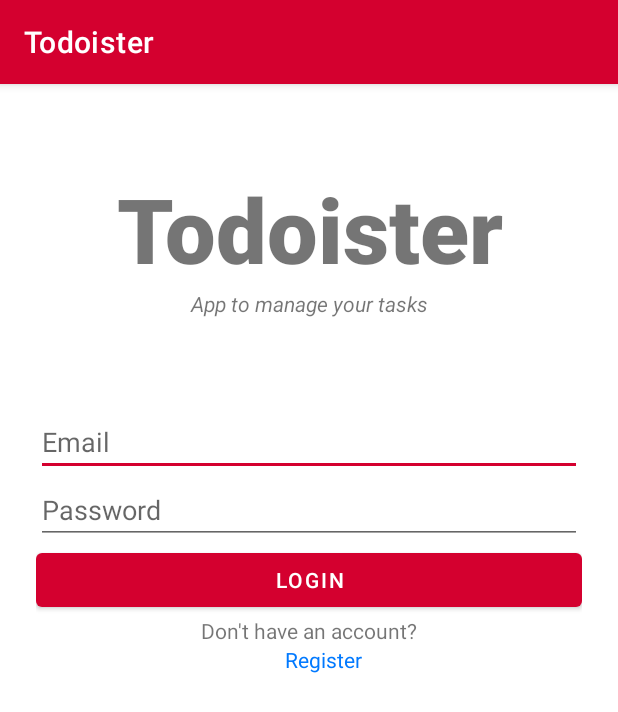
After one commit to Rafae11o/Todoister, an Android app: the LoginActivity screen opened directly, with no data from a screen before it, on a phone screen of 412 x 824 dp. The commit adds this screen. Shown: the top 712 px of the screen. Run offline under Robolectric (Android 15) with nearby library versions, the phone set to English and light mode, and no system bars; our stand-ins replace Firebase (no records; nobody signed in at launch, a user with empty details on screens opened directly).

Commit message:
Created login process

```diff
--- /dev/null
+++ b/app/src/main/java/com/rafael/todoister/LoginActivity.java
@@ -0,0 +1,106 @@
+package com.rafael.todoister;
+
+import android.annotation.SuppressLint;
+import android.content.Intent;
+import android.os.Bundle;
+import android.util.Patterns;
+import android.view.View;
+import android.widget.Button;
+import android.widget.EditText;
+import android.widget.ProgressBar;
+import android.widget.TextView;
+import android.widget.Toast;
+
+import androidx.appcompat.app.AppCompatActivity;
+
+import com.google.firebase.auth.FirebaseAuth;
+
+public class LoginActivity extends AppCompatActivity implements View.OnClickListener {
+
+    private EditText emailEditText;
+    private EditText passwordEditText;
+
+    private ProgressBar progressBar;
+
+    private FirebaseAuth mAuth;
+
+    @Override
+    protected void onCreate(Bundle savedInstanceState) {
+        super.onCreate(savedInstanceState);
+        setContentView(R.layout.activity_login);
+
+        mAuth = FirebaseAuth.getInstance();
+
+        Button loginBtn = (Button) findViewById(R.id.loginBtn);
+        loginBtn.setOnClickListener(this);
+
+        TextView registerTextView = (TextView) findViewById(R.id.go_to_register);
+        registerTextView.setOnClickListener(this);
+
+        emailEditText = (EditText) findViewById(R.id.email);
+        passwordEditText = (EditText) findViewById(R.id.password);
+
+        progressBar = (ProgressBar) findViewById(R.id.loading_indicator);
+
+    }
+
+    @SuppressLint("NonConstantResourceId")
+    @Override
+    public void onClick(View view) {
+        switch (view.getId()) {
+            case R.id.go_to_register:
+                startActivity(new Intent(this, RegistrationActivity.class));
+                break;
+            case R.id.loginBtn:
+                login();
+                break;
+        }
+    }
+
+    private void login(){
+        String email = emailEditText.getText().toString().trim();
+        String password = passwordEditText.getText().toString().trim();
+
+        if(email.isEmpty()) {
+            emailEditText.setError("Email is required");
+            emailEditText.requestFocus();
+            return;
+        }
+
+        if(password.isEmpty()) {
+            passwordEditText.setError("Password is required");
+            passwordEditText.requestFocus();
+            return;
+        }
+
+        if(!Patterns.EMAIL_ADDRESS.matcher(email).matches()) {
+            emailEditText.setError("Please provide valid email");
+            emailEditText.requestFocus();
+            return;
+        }
+
+        if(password.length() < 6) {
+            passwordEditText.setError("Min password length should be 6 characters!");
+            passwordEditText.requestFocus();
+            return;
+        }
+
+        progressBar.setVisibility(View.VISIBLE);
+        passwordEditText.setEnabled(false);
+        emailEditText.setEnabled(false);
+
+        System.out.println(email);
+        System.out.println(password);
+
+        mAuth.signInWithEmailAndPassword(email, password).addOnCompleteListener(task -> {
+            if(task.isSuccessful()) {
+                startActivity(new Intent(this, MainActivity.class));
+            } else {
+                Toast.makeText(LoginActivity.this, "Failed to login ", Toast.LENGTH_LONG).show();
+            }
+            progressBar.setVisibility(View.GONE);
+            passwordEditText.setEnabled(true);
+            emailEditText.setEnabled(true);
+        });
+    }
+}
--- /dev/null
+++ b/app/src/main/res/layout/activity_login.xml
@@ -0,0 +1,83 @@
+<?xml version="1.0" encoding="utf-8"?>
+<androidx.constraintlayout.widget.ConstraintLayout xmlns:android="http://schemas.android.com/apk/res/android"
+    android:layout_width="match_parent"
+    android:layout_height="match_parent">
+
+    <RelativeLayout
+        android:layout_width="match_parent"
+        android:layout_height="match_parent">
+
+        <LinearLayout
+            android:layout_width="match_parent"
+            android:layout_height="match_parent"
+            android:orientation="vertical"
+            android:paddingLeft="24dp"
+            android:paddingRight="24dp"
+            android:paddingTop="56dp">
+
+            <TextView
+                android:layout_width="match_parent"
+                android:layout_height="wrap_content"
+                android:text="@string/app_name"
+                android:textSize="60sp"
+                android:textAlignment="center"
+                android:textStyle="bold"
+                android:fontFamily="sans-serif-black"/>
+
+            <TextView
+                android:layout_width="match_parent"
+                android:layout_height="wrap_content"
+                android:text="@string/app_to_manage_your_tasks"
+                android:textStyle="italic"
+                android:textAlignment="center"
+                android:layout_marginBottom="60dp"/>
+
+            <EditText
+                android:id="@+id/email"
+                android:layout_width="match_parent"
+                android:layout_height="wrap_content"
+                android:inputType="textEmailAddress"
+                android:hint="@string/email"
+                android:autofillHints="emailAddress" />
+
+            <EditText
+                android:id="@+id/password"
+                android:layout_width="match_parent"
+                android:layout_height="wrap_content"
+                android:inputType="textPassword"
+                android:hint="@string/password"/>
+
+            <Button
+                android:id="@+id/loginBtn"
+                android:layout_width="match_parent"
+                android:layout_height="wrap_content"
+                android:text="@string/login"/>
+
+            <TextView
+                android:layout_width="wrap_content"
+                android:layout_height="wrap_content"
+                android:layout_gravity="center"
+                android:text="@string/don_t_have_an_account"/>
+
+            <TextView
+                android:id="@+id/go_to_register"
+                android:layout_width="wrap_content"
+                android:layout_height="wrap_content"
+                android:layout_gravity="center"
+                android:textColor="@color/main_blue_700"
+                android:layout_marginStart="10dp"
+                android:text="@string/register"/>
+        </LinearLayout>
+
+        <ProgressBar
+            android:id="@+id/loading_indicator"
+            style="@style/Widget.AppCompat.ProgressBar"
+            android:visibility="gone"
+            android:layout_width="wrap_content"
+            android:layout_height="wrap_content"
+            android:layout_centerInParent="true"
+            />
+
+    </RelativeLayout>
+
+</androidx.constraintlayout.widget.ConstraintLayout>
--- a/app/src/main/res/values/colors.xml
+++ b/app/src/main/res/values/colors.xml
@@ -5,6 +5,10 @@
     <color name="purple_700">#D4002F</color>
     <color name="teal_200">#D4002F</color>
     <color name="teal_700">#D4002F</color>
-    <color name="black">#FFFFFF</color>
+    <color name="black">#FFF</color>
     <color name="white">#FFFFFFFF</color>
+    <color name="mBlack">#000</color>
+    <color name="main_blue_200">#88D0FF</color>
+    <color name="main_blue_500">#009DFF</color>
+    <color name="main_blue_700">#0079FF</color>
 </resources>
```
Also changed, not shown: app/src/main/AndroidManifest.xml (+8 -0 lines).
